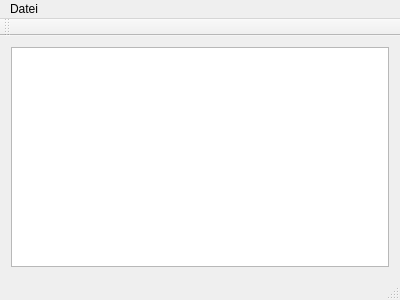
Old version of the form mainwindow.ui in the repository soekkle/Kleiderkammer.
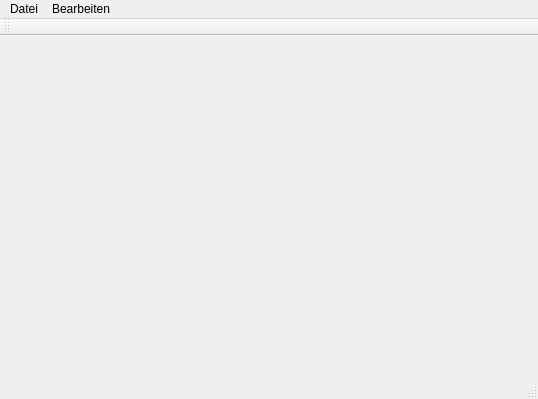
New version of the form.

Commit message: Dialog zu Hinzufunge von Kleiderpypen Hinzugefügt. Der Dialog zum Hinzufügen von Kleidungstypen, sowie die dazugehörigen Größen Wurde erstellt.

```diff
--- a/mainwindow.ui
+++ b/mainwindow.ui
@@ -6,30 +6,22 @@
    <rect>
     <x>0</x>
     <y>0</y>
-    <width>400</width>
-    <height>300</height>
+    <width>538</width>
+    <height>399</height>
    </rect>
   </property>
   <property name="windowTitle">
    <string>MainWindow</string>
   </property>
   <widget class="QWidget" name="centralWidget">
-   <layout class="QGridLayout" name="gridLayout">
-    <item row="0" column="0">
-     <widget class="QTableView" name="tableView">
-      <attribute name="horizontalHeaderStretchLastSection">
-       <bool>true</bool>
-      </attribute>
-     </widget>
-    </item>
-   </layout>
+   <layout class="QGridLayout" name="gridLayout"/>
   </widget>
   <widget class="QMenuBar" name="menuBar">
    <property name="geometry">
     <rect>
      <x>0</x>
      <y>0</y>
-     <width>400</width>
+     <width>538</width>
      <height>22</height>
     </rect>
    </property>
@@ -39,7 +31,14 @@
     </property>
     <addaction name="actionBeenden"/>
    </widget>
+   <widget class="QMenu" name="menuBearbeiten">
+    <property name="title">
+     <string>Bearbeiten</string>
+    </property>
+    <addaction name="actionKleidungstypen_verwalten"/>
+   </widget>
    <addaction name="menuDatei"/>
+   <addaction name="menuBearbeiten"/>
   </widget>
   <widget class="QToolBar" name="mainToolBar">
    <attribute name="toolBarArea">
```
Left out of the diff: 10 changed lines with no effect on the pictures. The commit also changes 6 other files.
